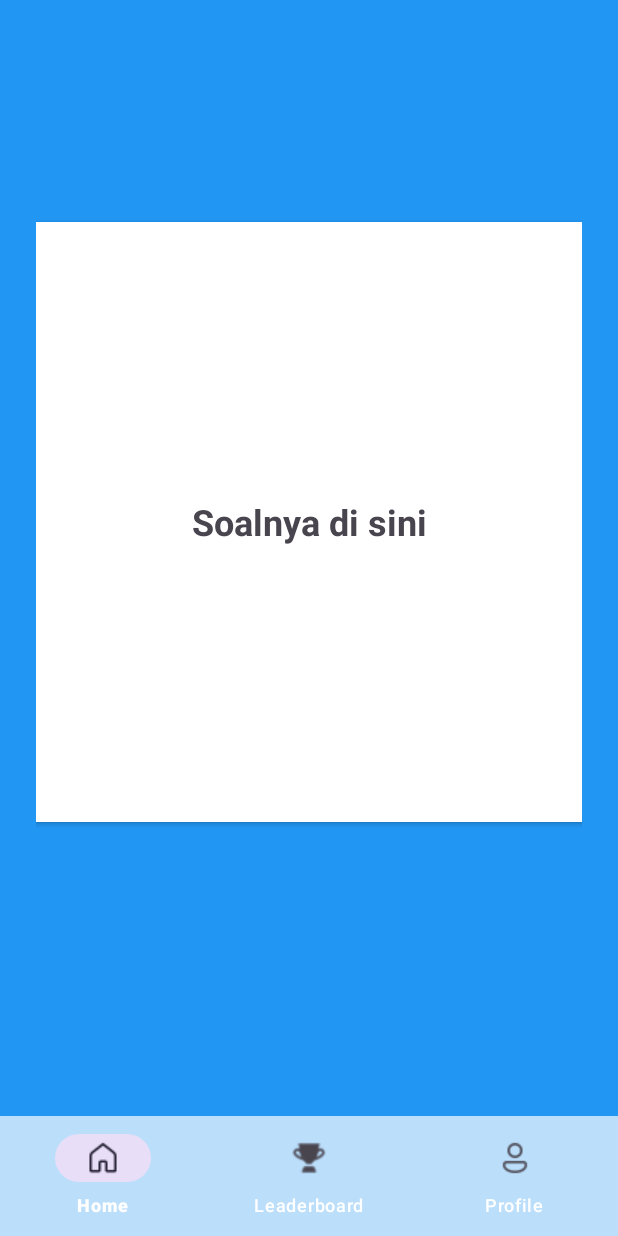
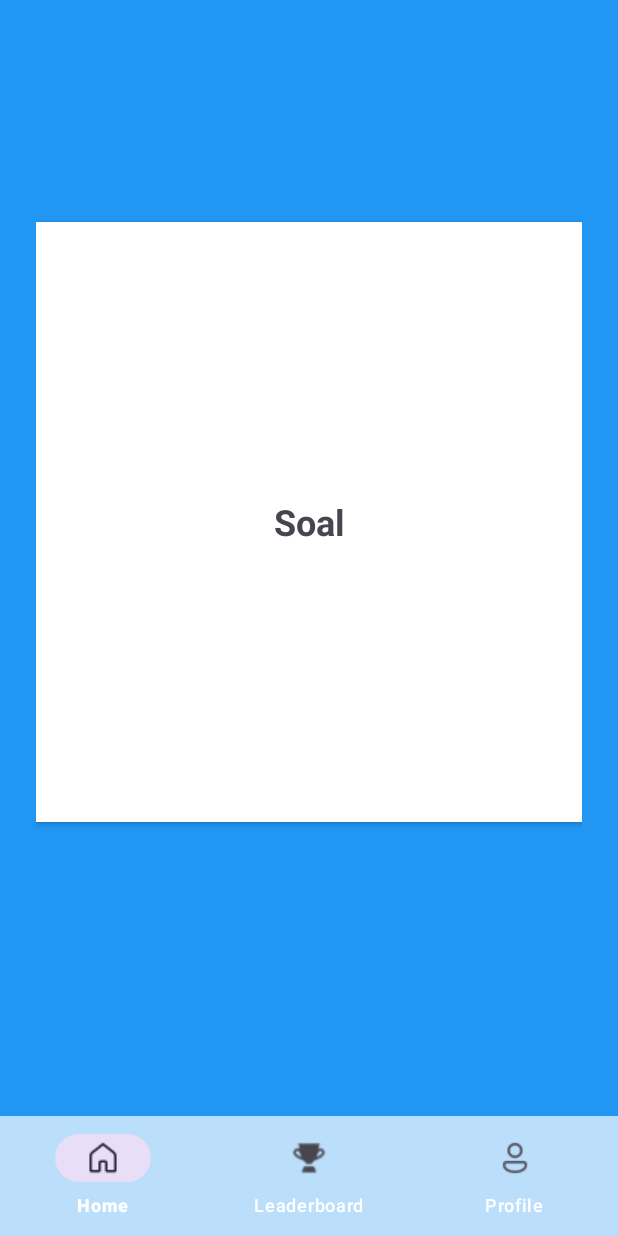
Before and after one commit to NailahMujadiah/MathRush, an Android app: the fragment QuestionFragment placed in its activity, on a phone screen of 412 x 824 dp. Run offline under Robolectric (Android 15) with nearby library versions, the phone set to English and light mode, and no system bars; 4 statements that could not run were skipped.

Commit message:
initial commit

```diff
--- a/app/src/main/java/com/example/mathrush/HomeFragment.java
+++ b/app/src/main/java/com/example/mathrush/HomeFragment.java
@@ -58,7 +58,7 @@ public class HomeFragment extends Fragment {
             userId = ((MainActivity) getActivity()).getUserId();
             Log.d("CEK_USERID", "userId final yang dipakai di HomeFragment: " + userId);
 
-            // ❗️Baru panggil username setelah userId valid
+
             UserModel user = dbHelper.getUserById(userId);
             if (user != null) {
                 tvGreeting.setText("Hai, " + user.getUsername() + "!");
--- a/app/src/main/java/com/example/mathrush/QuestionFragment.java
+++ b/app/src/main/java/com/example/mathrush/QuestionFragment.java
@@ -7,6 +7,7 @@ import android.util.Log;
 import android.view.LayoutInflater;
 import android.view.View;
 import android.view.ViewGroup;
+import android.widget.Button;
 import android.widget.TextView;
 import android.widget.Toast;
 
@@ -41,6 +42,8 @@ public class QuestionFragment extends Fragment {
     private int userId;
     private String topic;
     private String level;
+    private Button btnRefresh;
+
 
     private TextView tvQuestion;
     private RecyclerView rvChoices;
@@ -78,6 +81,11 @@ public class QuestionFragment extends Fragment {
     @Override
     public void onViewCreated(@NonNull View view, @Nullable Bundle savedInstanceState) {
         super.onViewCreated(view, savedInstanceState);
+        btnRefresh = view.findViewById(R.id.btnRefresh);
+        btnRefresh.setOnClickListener(v -> {
+            btnRefresh.setVisibility(View.GONE);
+            loadQuestion();
+        });
 
         tvQuestion = view.findViewById(R.id.tvQuestion);
         rvChoices = view.findViewById(R.id.rvChoices);
@@ -122,7 +130,7 @@ public class QuestionFragment extends Fragment {
                                     );
                                 }
                                 dbHelper.printAllProgressDebug();
-                                // Tambah skor ke database
+
                                 AppDatabaseHelper dbHelper = new AppDatabaseHelper(requireContext());
                                 boolean isLast = (currentQuestionIndex == questionList.size() - 1);
                                 dbHelper.addOrUpdateQuizProgress(userId, topic, level, 10, isLast);
@@ -150,6 +158,11 @@ public class QuestionFragment extends Fragment {
             public void onFailure(Call<ResponseBody> call, Throwable t) {
                 Log.e("QuestionFragment", "API call gagal", t);
                 showSafeToast("Terjadi kesalahan jaringan");
+
+
+                if (btnRefresh != null) {
+                    btnRefresh.setVisibility(View.VISIBLE);
+                }
             }
         });
     }
--- a/app/src/main/res/layout/activity_login.xml
+++ b/app/src/main/res/layout/activity_login.xml
@@ -6,7 +6,7 @@
     android:orientation="vertical"
     android:padding="24dp"
     android:gravity="center"
-    android:background="#2196F3">
+    android:background="@color/background">
 
     <TextView
         android:layout_width="wrap_content"
@@ -23,7 +23,7 @@
         card_view:cardCornerRadius="16dp"
         card_view:cardElevation="8dp"
         android:layout_margin="16dp"
-        android:backgroundTint="#FFFFFF">
+        android:backgroundTint="@color/white">
 
         <LinearLayout
             android:layout_width="match_parent"
@@ -58,7 +58,7 @@
                 android:layout_marginTop="24dp"
                 android:textColor="@color/white"
                 android:fontFamily="@font/poppins"
-                android:backgroundTint="#FFC107" />
+                android:backgroundTint="@color/button" />
 
             <Button
                 android:id="@+id/btnToRegister"
--- a/app/src/main/res/layout/activity_main.xml
+++ b/app/src/main/res/layout/activity_main.xml
@@ -16,7 +16,7 @@
         android:id="@+id/bottom_nav"
         android:layout_width="match_parent"
         android:layout_height="wrap_content"
-        android:background="#BBDEFB"
+        android:background="@color/nav_bottom"
         app:itemTextColor="@color/white"
         app:menu="@menu/bottom_nav_menu"/>
 </LinearLayout>
--- a/app/src/main/res/layout/activity_register.xml
+++ b/app/src/main/res/layout/activity_register.xml
@@ -23,7 +23,7 @@
         card_view:cardCornerRadius="16dp"
         card_view:cardElevation="8dp"
         android:layout_margin="16dp"
-        android:backgroundTint="#FFFFFF">
+        android:backgroundTint="@color/white">
 
         <LinearLayout
             android:layout_width="match_parent"
--- a/app/src/main/res/layout/fragment_home.xml
+++ b/app/src/main/res/layout/fragment_home.xml
@@ -4,7 +4,7 @@
     android:layout_width="match_parent"
     android:layout_height="match_parent"
     android:orientation="vertical"
-    android:background="#2196F3"
+    android:background="@color/background"
     tools:context=".HomeFragment">
 
     <LinearLayout
@@ -37,7 +37,7 @@
                     android:textSize="18sp"
                     android:textStyle="bold"
                     android:paddingBottom="8dp"
-                    android:textColor="#000000" />
+                    android:textColor="@color/black" />
 
                 <androidx.recyclerview.widget.RecyclerView
                     android:id="@+id/rvTopics"
--- a/app/src/main/res/layout/fragment_leader_board.xml
+++ b/app/src/main/res/layout/fragment_leader_board.xml
@@ -19,7 +19,7 @@
             android:layout_gravity="center"
             card_view:cardCornerRadius="16dp"
             card_view:cardElevation="6dp"
-            android:backgroundTint="#E3F2FD">
+            android:backgroundTint="@color/card">
             <LinearLayout
                 android:layout_width="match_parent"
                 android:layout_height="wrap_content"
@@ -28,6 +28,7 @@
                     android:layout_width="wrap_content"
                     android:layout_height="wrap_content"
                     android:text="LeaderBoard"
+                    android:textColor="@color/black"
                     android:textSize="25dp"
                     android:padding="10dp"/>
                 <androidx.recyclerview.widget.RecyclerView
--- a/app/src/main/res/layout/fragment_level.xml
+++ b/app/src/main/res/layout/fragment_level.xml
@@ -4,7 +4,7 @@
     xmlns:card_view="http://schemas.android.com/apk/res-auto"
     xmlns:tools="http://schemas.android.com/tools"
     android:layout_width="match_parent"
-    android:background="#2196F3"
+    android:background="@color/background"
     android:layout_height="match_parent">
 
     <androidx.cardview.widget.CardView
@@ -12,7 +12,7 @@
         android:layout_width="370dp"
         android:layout_height="0dp"
         android:layout_margin="16dp"
-        android:backgroundTint="@color/card"
+        android:backgroundTint="@color/topic"
         app:cardCornerRadius="16dp"
         app:cardElevation="6dp"
         app:layout_constraintTop_toTopOf="parent"
--- a/app/src/main/res/layout/fragment_profile.xml
+++ b/app/src/main/res/layout/fragment_profile.xml
@@ -14,7 +14,7 @@
         android:layout_gravity="center"
         app:cardCornerRadius="50dp"
         app:cardElevation="4dp"
-        android:backgroundTint="#FFFFFF">
+        android:backgroundTint="@color/white">
 
         <ImageView
             android:layout_width="wrap_content"
@@ -43,7 +43,7 @@
         android:layout_margin="16dp"
         app:cardCornerRadius="16dp"
         app:cardElevation="6dp"
-        android:backgroundTint="#FFFFFF">
+        android:backgroundTint="@color/card">
 
         <LinearLayout
             android:layout_width="match_parent"
@@ -57,6 +57,7 @@
                 android:layout_height="wrap_content"
                 android:text="Quiz Selesai: "
                 android:textSize="18sp"
+                android:textColor="#FF000000"
                 android:fontFamily="@font/poppins"
                 android:layout_marginTop="12dp"
                 android:textStyle="bold"/>
--- a/app/src/main/res/layout/fragment_question.xml
+++ b/app/src/main/res/layout/fragment_question.xml
@@ -25,7 +25,7 @@
             android:id="@+id/tvQuestion"
             android:layout_width="match_parent"
             android:layout_height="wrap_content"
-            android:text="Soalnya di sini"
+            android:text="Soal"
             android:textAlignment="center"
             android:layout_gravity="center"
             android:textSize="24sp"
@@ -33,6 +33,15 @@
             android:padding="16dp" />
     </androidx.cardview.widget.CardView>
 
+    <Button
+        android:id="@+id/btnRefresh"
+        android:layout_width="wrap_content"
+        android:layout_height="wrap_content"
+        android:text="Coba Lagi"
+        android:layout_gravity="center"
+        android:layout_marginTop="16dp"
+        android:backgroundTint="@color/button"
+        android:visibility="gone"/>
 
 
     <androidx.recyclerview.widget.RecyclerView
--- a/app/src/main/res/layout/item_leaderboard.xml
+++ b/app/src/main/res/layout/item_leaderboard.xml
@@ -28,6 +28,7 @@
                 android:layout_height="wrap_content"
                 android:layout_weight="1"
                 android:text="Username"
+                android:textColor="#FF000000"
                 android:fontFamily="@font/poppins"
                 android:textSize="16sp"
                 android:textStyle="bold" />
@@ -39,6 +40,7 @@
                 android:text="Score"
                 android:fontFamily="@font/poppins"
                 android:textSize="16sp"
+                android:textColor="#FF000000"
                 android:textStyle="bold" />
         </LinearLayout>
 
--- a/app/src/main/res/layout/item_progress.xml
+++ b/app/src/main/res/layout/item_progress.xml
@@ -9,6 +9,7 @@
         android:text="Topik: "
         android:textSize="16sp"
         android:textStyle="bold"
+        android:textColor="#FF000000"
         android:fontFamily="@font/poppins"
         android:layout_width="wrap_content"
         android:layout_height="wrap_content" />
@@ -18,6 +19,7 @@
         android:text="Skor: "
         android:textSize="16sp"
         android:fontFamily="@font/poppins"
+        android:textColor="#FF000000"
         android:layout_width="wrap_content"
         android:layout_height="wrap_content" />
 </LinearLayout>
--- a/app/src/main/res/layout/topic_item.xml
+++ b/app/src/main/res/layout/topic_item.xml
@@ -4,6 +4,7 @@
     android:layout_width="match_parent"
     android:layout_height="wrap_content"
     android:layout_margin="8dp"
+    android:backgroundTint="@color/topic"
     card_view:cardCornerRadius="12dp"
     card_view:cardElevation="4dp">
 
--- a/app/src/main/res/values-night/themes.xml
+++ b/app/src/main/res/values-night/themes.xml
@@ -1,7 +1,21 @@
+
 <resources xmlns:tools="http://schemas.android.com/tools">
     <!-- Base application theme. -->
     <style name="Base.Theme.MathRush" parent="Theme.Material3.DayNight.NoActionBar">
-        <!-- Customize your dark theme here. -->
-        <!-- <item name="colorPrimary">@color/my_dark_primary</item> -->
+            <item name="colorPrimary">@color/background</item>
+            <item name="colorOnPrimary">@color/white</item>
+            <item name="colorSurface">@color/card</item>
+            <item name="colorOnSurface">@color/black</item>
+            <item name="colorSecondary">@color/button</item>
+
     </style>
+
+
+    <color name="black">#FFFFFFFF</color>
+    <color name="white">#FF000000</color>
+    <color name="background">#0D47A1</color>
+    <color name="button">#FFD54F</color>
+    <color name="card">#1E88E5</color>
+    <color name="nav_bottom">#1565C0</color>
+    <color name="topic">#0D47A1</color>
 </resources>
--- a/app/src/main/res/values/colors.xml
+++ b/app/src/main/res/values/colors.xml
@@ -5,4 +5,6 @@
     <color name="background">#2196F3</color>
     <color name="button">#FFC107</color>
     <color name="card">#E3F2FD</color>
+    <color name="nav_bottom">#BBDEFB</color>
+    <color name="topic">#FFFFFF</color>
 </resources>
```
Also changed, not shown: app/src/main/java/com/example/mathrush/AppDatabaseHelper.java (+1 -9 lines).
